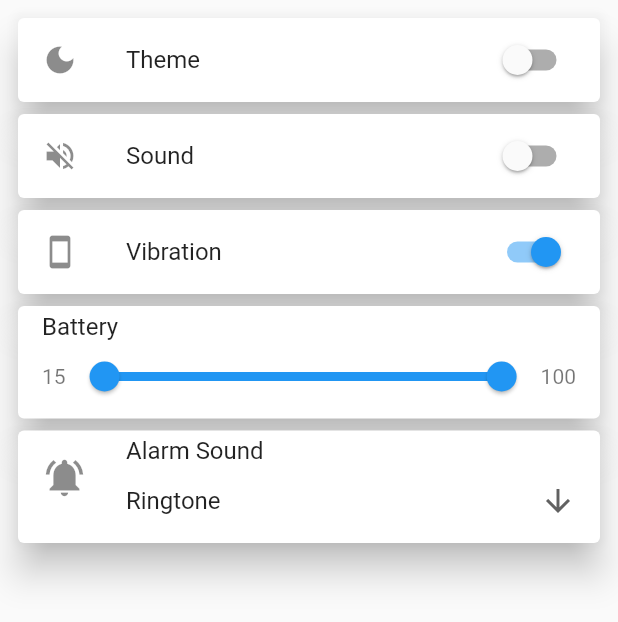
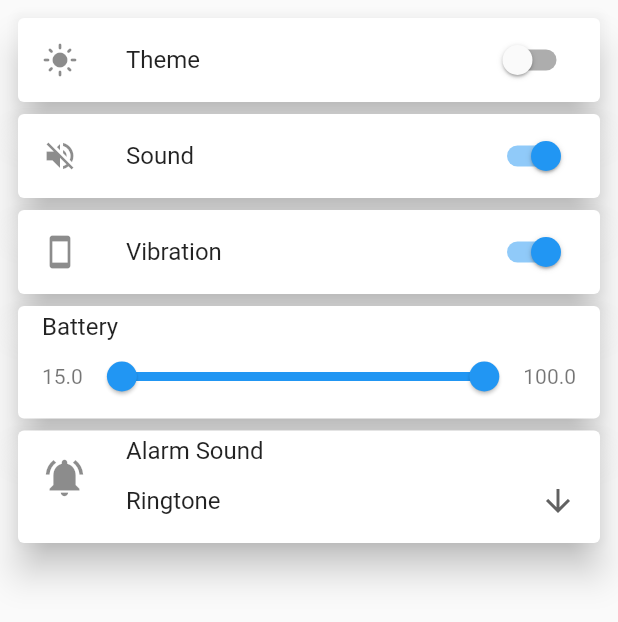
Before and after one commit to William-Santos-Dantas/alarm_battery, a Flutter app: the SettingsPage screen opened directly, on a phone screen of 412 x 824 dp. Shown: the top 622 px of the screen. Run offline on Flutter 3.47's test engine with Material 2 defaults, Android fonts, the light colour scheme and no system bars; our stand-ins replace get, get_storage; missing offline and left inert: battery_info; accounts and stored records are empty.

Commit message:
change theme and settings data

```diff
--- /dev/null
+++ b/lib/models/settings_model.dart
@@ -0,0 +1,62 @@
+import 'dart:convert';
+
+import 'package:get/get.dart';
+
+class SettingsModel {
+  final _sound = true.obs;
+  final _vibrate = true.obs;
+  final _startValue = 15.0.obs;
+  final _endValue = 100.0.obs;
+  final _androidSound = 'Ringtone'.obs;
+
+  SettingsModel({
+    bool sound = true,
+    bool vibrate = true,
+    double startValue = 15.0,
+    double endValue = 100.0,
+    String androidSound = 'Ringtone',
+  }) {
+    setSound = sound;
+    setVibrate = vibrate;
+    setStartValue = startValue;
+    setEndValue = endValue;
+    setAndroidSound = androidSound;
+  }
+
+  Map<String, dynamic> toMap() {
+    return {
+      'sound': _sound.value,
+      'vibrate': _vibrate.value,
+      'startValue': _startValue.value,
+      'endValue': _endValue.value,
+      'androidSound': _androidSound.value,
+    };
+  }
+
+  factory SettingsModel.fromMap(Map<String, dynamic> map) {
+    return SettingsModel(
+      sound: map['sound'] ?? false,
+      vibrate: map['vibrate'] ?? false,
+      startValue: map['startValue']?.toDouble() ?? 100.0,
+      endValue: map['endValue']?.toDouble() ?? 15.0,
+      androidSound: map['androidSound'] ?? 'Ringtone',
+    );
+  }
+
+  String toJson() => json.encode(toMap());
+
+  factory SettingsModel.fromJson(String source) => SettingsModel.fromMap(
+        json.decode(source),
+      );
+
+  get sound => _sound.value;
+  set setSound(dynamic value) => _sound(value);
+  get vibrate => _vibrate.value;
+  set setVibrate(dynamic value) => _vibrate(value);
+  get startValue => _startValue.value;
+  set setStartValue(dynamic value) => _startValue(value);
+  get endValue => _endValue.value;
+  set setEndValue(dynamic value) => _endValue(value);
+  get androidSound => _androidSound.value;
+  set setAndroidSound(dynamic value) => _androidSound(value);
+}
--- a/lib/modules/settings/settings_controller.dart
+++ b/lib/modules/settings/settings_controller.dart
@@ -1,4 +1,21 @@
+import 'package:alarm_battery/application/services/theme_service.dart';
 import 'package:get/get.dart';
 
-class SettingsController extends GetxController{
+import '../../models/settings_model.dart';
+
+class SettingsController extends GetxController {
+  final _isDarkTheme = false.obs;
+  get isDarkTheme => _isDarkTheme.value;
+  final settings = SettingsModel().obs;
+
+  @override
+  void onReady() {
+    super.onReady();
+    _isDarkTheme(ThemeService().isSavedDarkMode());
+  }
+
+  void changeTheme(bool value) {
+    ThemeService().changeThemeMode();
+    _isDarkTheme.toggle();
+  }
 }
--- a/lib/modules/settings/settings_page.dart
+++ b/lib/modules/settings/settings_page.dart
@@ -12,25 +12,31 @@ class SettingsPage extends GetView<SettingsController> {
     String dropdownValue = 'Ringtone';
     return Scaffold(
       body: SafeArea(
-        child: ListView(
+        child: Obx(
+          () => ListView(
             padding: const EdgeInsets.all(8),
             children: [
               CardInfo(
                 title: 'Theme',
-              value: false,
-              onChanged: (bool value) {},
-              icon: Icons.dark_mode,
+                value: controller.isDarkTheme,
+                onChanged: controller.changeTheme,
+                icon:
+                    controller.isDarkTheme ? Icons.dark_mode : Icons.light_mode,
               ),
               CardInfo(
-              title: 'Sound',
-              value: false,
-              onChanged: (bool value) {},
+                title: "Sound",
+                value: controller.settings.value.sound,
+                onChanged: (bool value) {
+                  controller.settings.value.setSound = value;
+                },
                 icon: Icons.volume_off,
               ),
               CardInfo(
                 title: 'Vibration',
-              value: true,
-              onChanged: (bool value) {},
+                value: controller.settings.value.vibrate,
+                onChanged: (bool value) {
+                  controller.settings.value.setVibrate = value;
+                },
                 icon: Icons.smartphone,
               ),
               Card(
@@ -39,17 +45,25 @@ class SettingsPage extends GetView<SettingsController> {
                   title: const Text('Battery'),
                   subtitle: Row(
                     children: [
-                    Text('15'),
+                      Text('${controller.settings.value.startValue}'),
                       Expanded(
                         child: RangeSlider(
-                        values: RangeValues(15, 100),
+                          values: RangeValues(
+                            controller.settings.value.startValue,
+                            controller.settings.value.endValue,
+                          ),
                           min: 15,
                           max: 100,
                           divisions: 85,
-                        onChanged: (values) {},
+                          onChanged: (values) {
+                            controller.settings.value.setStartValue =
+                                values.start.roundToDouble();
+                            controller.settings.value.setEndValue =
+                                values.end.roundToDouble();
+                          },
                         ),
                       ),
-                    Text("100"),
+                      Text('${controller.settings.value.endValue}'),
                     ],
                   ),
                 ),
@@ -60,12 +74,12 @@ class SettingsPage extends GetView<SettingsController> {
                   leading: const Icon(Icons.notifications_active, size: 30),
                   title: const Text('Alarm Sound'),
                   subtitle: DropdownButton<String>(
-                  value: dropdownValue,
+                    value: controller.settings.value.androidSound,
                     icon: const Icon(Icons.arrow_downward),
                     isExpanded: true,
                     underline: const SizedBox.shrink(),
-                  onChanged: (String? newValue) {
-                    dropdownValue = newValue!;
+                    onChanged: (String? value) {
+                      controller.settings.value.setAndroidSound = value;
                     },
                     items: <String>['Ringtone', 'Notification', 'Alarm']
                         .map<DropdownMenuItem<String>>(
@@ -82,6 +96,7 @@ class SettingsPage extends GetView<SettingsController> {
             ],
           ),
         ),
+      ),
     );
   }
 }
```
Also changed, not shown: lib/modules/alarm/alarm_page.dart (+4 -11 lines), lib/modules/alarm/components/mobile_info_row.dart (+3 -13 lines). Lines whose indentation alone changed are shown as unchanged.
